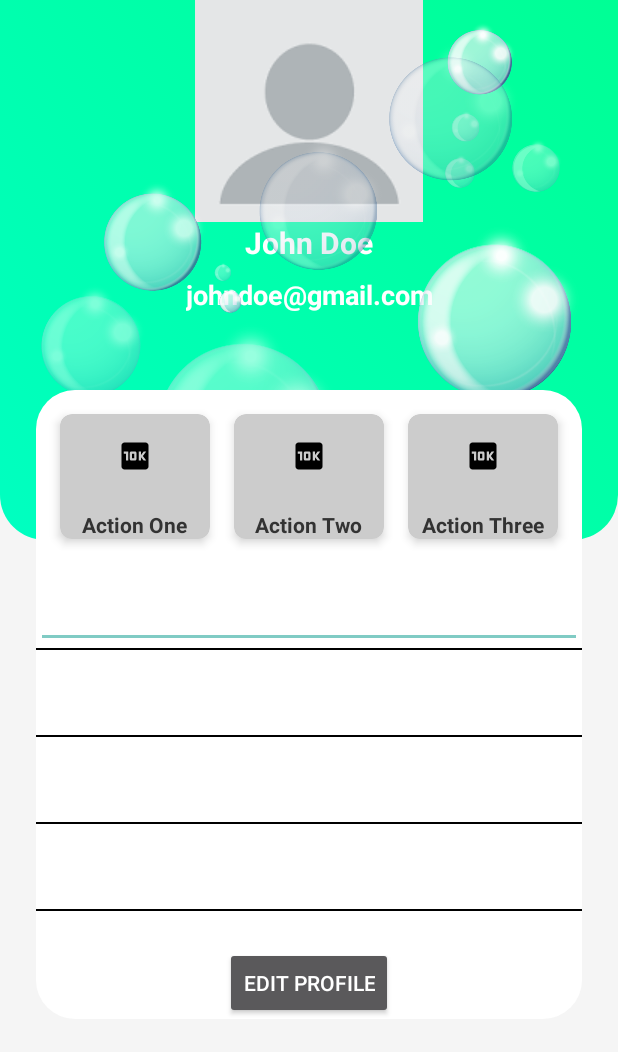
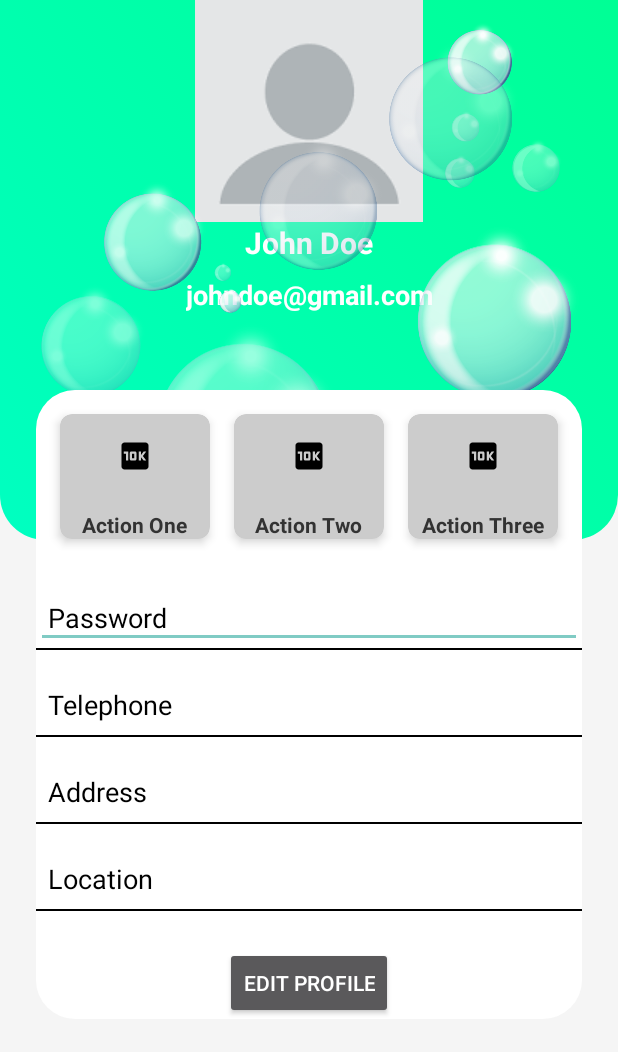
Before and after one commit to rachel648/user_profile, an Android app: the screen it shows after launch (MainActivity), on a phone screen of 412 x 824 dp. Shown: the top 1052 px of the screen. Run offline under Robolectric (Android 15) with nearby library versions, the phone set to English and light mode, and no system bars.

```diff
--- a/app/src/main/res/layout/activity_main.xml
+++ b/app/src/main/res/layout/activity_main.xml
@@ -207,6 +207,7 @@
                     android:layout_marginTop="16dp"
                     android:hint="Password"
                     android:padding="8dp"
+                    android:textColorHint="@color/black"
                     android:textColor="@color/black"/>
 
                 <View
@@ -221,7 +222,8 @@
                     android:layout_marginTop="16dp"
                     android:hint="Telephone"
                     android:padding="8dp"
-                    android:textColor="@color/black"/>
+                    android:textColor="@color/black"
+                    android:textColorHint="@color/black"/>
 
                 <View
                     android:layout_width="match_parent"
@@ -235,7 +237,8 @@
                     android:layout_marginTop="16dp"
                     android:hint="Address"
                     android:padding="8dp"
-                    android:textColor="@color/black"/>
+                    android:textColor="@color/black"
+                    android:textColorHint="@color/black"/>
 
                 <View
                     android:layout_width="match_parent"
@@ -249,7 +252,8 @@
                     android:layout_marginTop="16dp"
                     android:hint="Location"
                     android:textColor="@color/black"
-                    android:padding="8dp" />
+                    android:padding="8dp"
+                    android:textColorHint="@color/black"/>
 
                 <View
                     android:layout_width="match_parent"
```
